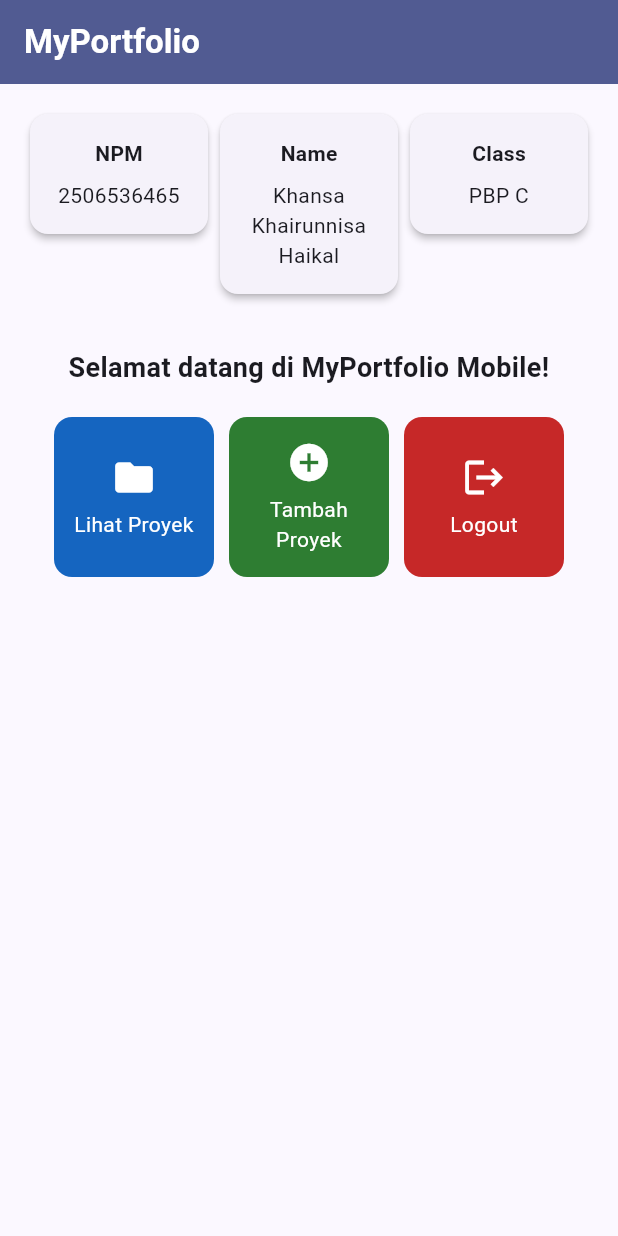
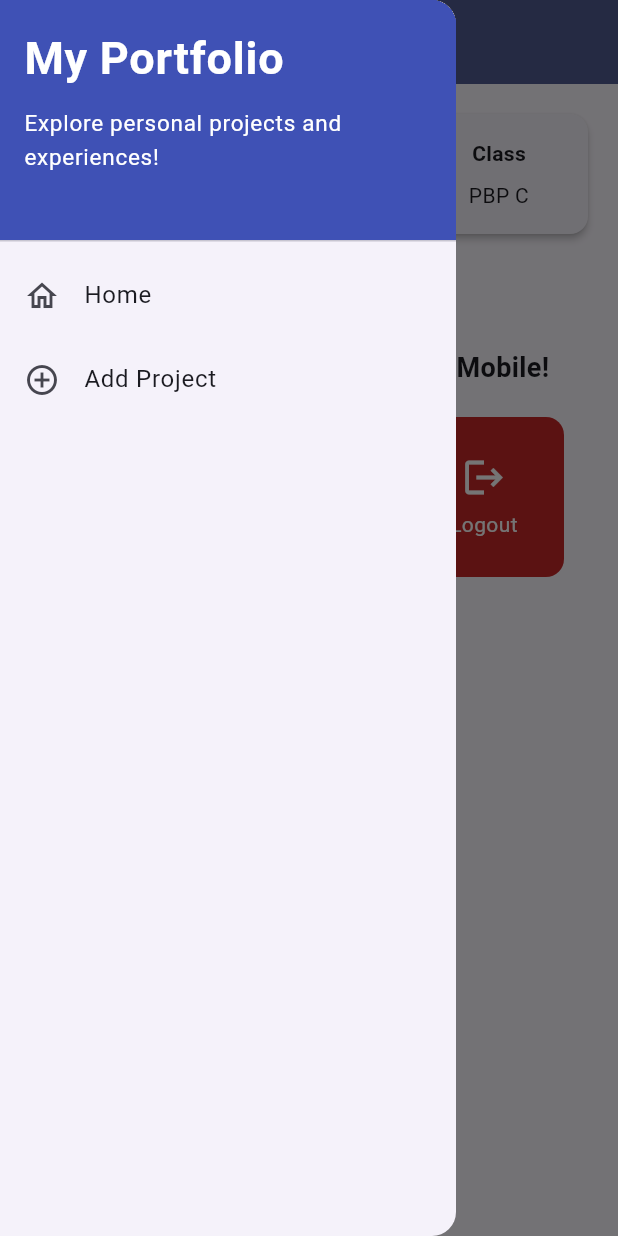
Before and after one commit to khansakkh/myportofolio_mobile, a Flutter app: the screen it shows after launch, with the side drawer open (before the commit the screen has no drawer), on a phone screen of 412 x 824 dp. Run offline on Flutter 3.47's test engine with Material 3 defaults, Android fonts, the phone set to English and light mode, and no system bars.

Commit message:
Tambah drawer untuk Home dan Add Project

```diff
--- a/lib/menu.dart
+++ b/lib/menu.dart
@@ -1,4 +1,5 @@
 import 'package:flutter/material.dart';
+import 'package:myportofolio_mobile/widgets/left_drawer.dart';
 
 class MyHomePage extends StatelessWidget {
   MyHomePage({super.key});
@@ -22,7 +23,9 @@ class MyHomePage extends StatelessWidget {
           style: TextStyle(color: Colors.white, fontWeight: FontWeight.bold),
         ),
         backgroundColor: Theme.of(context).colorScheme.primary,
+        iconTheme: const IconThemeData(color: Colors.white),
       ),
+      drawer: const LeftDrawer(),
       body: SingleChildScrollView(
         padding: const EdgeInsets.all(16),
         child: Column(
--- /dev/null
+++ b/lib/widgets/left_drawer.dart
@@ -0,0 +1,58 @@
+import 'package:flutter/material.dart';
+import 'package:myportofolio_mobile/menu.dart';
+import 'package:myportofolio_mobile/project_form.dart';
+
+class LeftDrawer extends StatelessWidget {
+  const LeftDrawer({super.key});
+
+  @override
+  Widget build(BuildContext context) {
+    return Drawer(
+      child: ListView(
+        children: [
+          const DrawerHeader(
+            decoration: BoxDecoration(color: Colors.indigo),
+            child: Column(
+              crossAxisAlignment: CrossAxisAlignment.start,
+              children: [
+                Text(
+                  'My Portfolio',
+                  style: TextStyle(
+                    fontSize: 30,
+                    fontWeight: FontWeight.bold,
+                    color: Colors.white,
+                  ),
+                ),
+                SizedBox(height: 10),
+                Text(
+                  'Explore personal projects and experiences!',
+                  style: TextStyle(fontSize: 15, color: Colors.white),
+                ),
+              ],
+            ),
+          ),
+          ListTile(
+            leading: const Icon(Icons.home_outlined),
+            title: const Text('Home'),
+            onTap: () {
+              Navigator.pushReplacement(
+                context,
+                MaterialPageRoute(builder: (context) => MyHomePage()),
+              );
+            },
+          ),
+          ListTile(
+            leading: const Icon(Icons.add_circle_outline),
+            title: const Text('Add Project'),
+            onTap: () {
+              Navigator.pushReplacement(
+                context,
+                MaterialPageRoute(builder: (context) => const ProjectFormPage()),
+              );
+            },
+          ),
+        ],
+      ),
+    );
+  }
+}
```
Also changed, not shown: lib/project_form.dart (added, +24 -0 lines).
